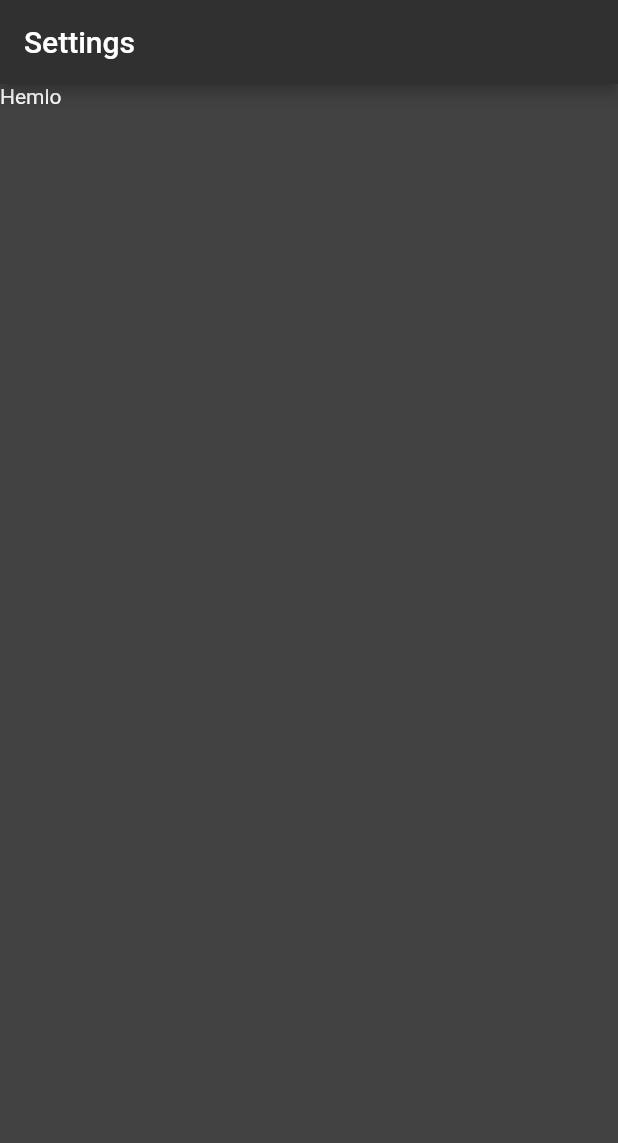
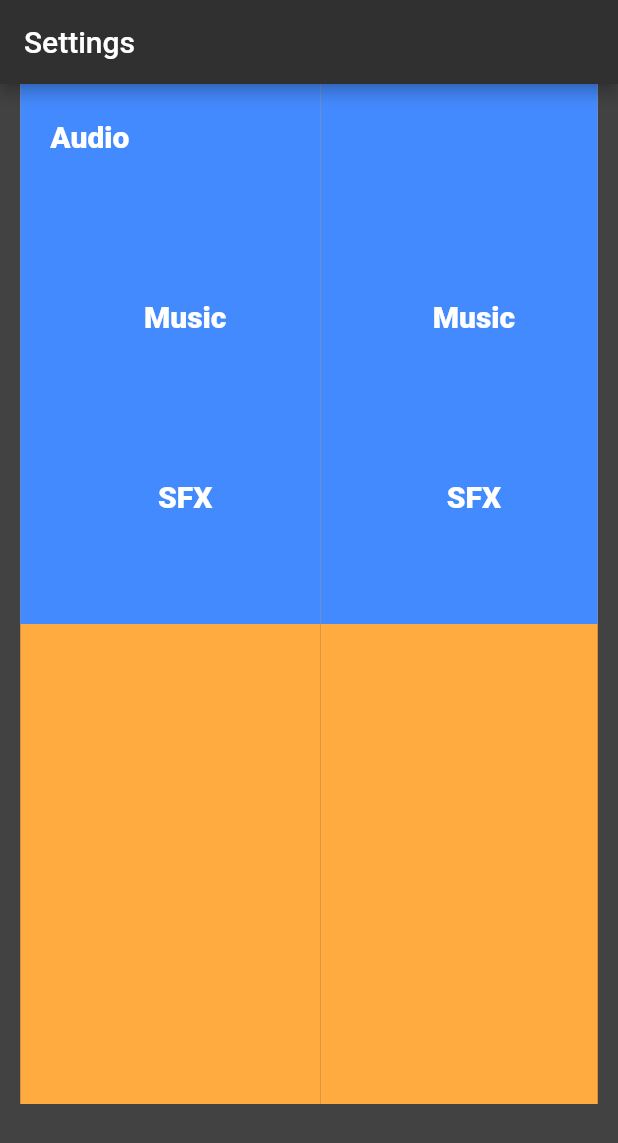
Before and after one commit to shaw1331/ticTacToe, a Flutter app: the Settings screen opened directly, on a phone screen of 412 x 824 dp. Shown: the top 1143 px of the screen. Run offline on Flutter 3.47's test engine with Material 2 defaults, Android fonts, the phone set to English and light mode, and no system bars; our stand-ins replace shared_preferences; accounts and stored records are empty.

Commit message:
Adding setting and stats file

```diff
--- a/lib/Settings.dart
+++ b/lib/Settings.dart
@@ -11,32 +11,149 @@ class Settings extends StatelessWidget {
         title: Text("Settings"),
       ),
       backgroundColor: Color(colBg),
-      body: Column(
-        mainAxisAlignment: MainAxisAlignment.start,
-        mainAxisSize: MainAxisSize.min,
+      body: Row(
+        mainAxisAlignment: MainAxisAlignment.center,
+        mainAxisSize: MainAxisSize.max,
         crossAxisAlignment: CrossAxisAlignment.center,
         children: <Widget>[
-          // Align(
+          Container(
+              // padding: const EdgeInsets.fromLTRB(10, 20, 10, 10),
+              color: Colors.orangeAccent,
+              width: 200.0,
+              height: 680.0,
+              child: Column(
+                crossAxisAlignment: CrossAxisAlignment.stretch,
+                children: <Widget>[
+                  Container(
+                      color: Colors.blueAccent,
+                      width: 200.0,
+                      height: 120.0,
+                      padding: EdgeInsets.fromLTRB(20, 0, 0, 50),
+                      child: Align(
+                        alignment: Alignment.centerLeft,
+                        child: Text(
+                          "Audio",
+                          style: TextStyle(
+                              fontSize: 20,
+                              color: Colors.white,
+                              fontWeight: FontWeight.w800),
+                        ),
+                      )),
+                  Container(
+                      color: Colors.blueAccent,
+                      width: 200.0,
+                      height: 120.0,
+                      padding: EdgeInsets.fromLTRB(20, 0, 0, 50),
+                      child: Align(
+                        alignment: Alignment.center,
+                        child: Text(
+                          "Music",
+                          style: TextStyle(
+                              fontSize: 20,
+                              color: Colors.white,
+                              fontWeight: FontWeight.w800),
+                        ),
+                      )),
+                  Container(
+                      color: Colors.blueAccent,
+                      width: 200.0,
+                      height: 120.0,
+                      padding: EdgeInsets.fromLTRB(20, 0, 0, 50),
+                      child: Align(
+                        alignment: Alignment.center,
+                        child: Text(
+                          "SFX",
+                          style: TextStyle(
+                              fontSize: 20,
+                              color: Colors.white,
+                              fontWeight: FontWeight.w800),
+                        ),
+                      )),
+                ],
+              )
+              //  Align(
+              //   alignment: Alignment.center,
+              //   child: Text(
+              //     "Audio",
+              //     style: TextStyle(
+              //         color: Colors.white,
+              //         fontSize: 20,
+              //         fontWeight: FontWeight.w800),
+              //   ),
+              // ),
+              ),
+          Container(
+            // padding: const EdgeInsets.fromLTRB(0, 60, 30, 10),
+            color: Colors.orangeAccent,
+            width: 185.0,
+            height: 680.0,
+            child: Column(
+              crossAxisAlignment: CrossAxisAlignment.stretch,
+              children: <Widget>[
+                Container(
+                    color: Colors.blueAccent,
+                    width: 200.0,
+                    height: 120.0,
+                    padding: EdgeInsets.fromLTRB(20, 0, 0, 50),
+                    child: Align(
+                      alignment: Alignment.centerLeft,
+                    )),
+                Container(
+                    color: Colors.blueAccent,
+                    width: 200.0,
+                    height: 120.0,
+                    padding: EdgeInsets.fromLTRB(20, 0, 0, 50),
+                    child: Align(
+                      alignment: Alignment.center,
+                      child: Text(
+                        "Music",
+                        style: TextStyle(
+                            fontSize: 20,
+                            color: Colors.white,
+                            fontWeight: FontWeight.w800),
+                      ),
+                    )),
+                Container(
+                    color: Colors.blueAccent,
+                    width: 200.0,
+                    height: 120.0,
+                    padding: EdgeInsets.fromLTRB(20, 0, 0, 50),
+                    child: Align(
+                      alignment: Alignment.center,
+                      child: Text(
+                        "SFX",
+                        style: TextStyle(
+                            fontSize: 20,
+                            color: Colors.white,
+                            fontWeight: FontWeight.w800),
+                      ),
+                    )),
+              ],
+              // child: Text(
+              //   "Tabs",
+              //   style: TextStyle(
+              //       color: Colors.white,
+              //       fontSize: 20,
+              //       fontWeight: FontWeight.w800),
+              // ),
+            ),
+          ),
+          // Container(
+          //   padding: const EdgeInsets.fromLTRB(100, 60, 60, 10),
+          //   color: Colors.orangeAccent,
+          //   width: 200.0,
+          //   height: 100.0,
+          //   child: Align(
           //     alignment: Alignment.topLeft,
-          //     child: Container(
-          //       padding: const EdgeInsets.fromLTRB(15, 10, 1, 10),
-          //       child: Text(
-          //         "Basics",
-          //         style: TextStyle(color: Colors.white, fontSize: 20),
-          //       ),
-          //       width: 200.0,
-          //       height: 80.0,
-          //     )),
-
-          Container(
-            child: Text(
-              "Hemlo",
-              style: TextStyle(color: Colors.white),
-            ),
-            padding: const EdgeInsets.all(0.0),
-            width: 80.0,
-            height: 80.0,
-          ),
+          //     child: Text(
+          //       "SFX",
+          //       style: TextStyle(
+          //           color: Colors.white,
+          //           fontSize: 20,
+          //           fontWeight: FontWeight.w800),
+          //     ),
+          //   ),
+          // ),
         ],
       ),
     );
--- a/lib/Stats.dart
+++ b/lib/Stats.dart
@@ -1,6 +1,7 @@
 import 'package:flutter/material.dart';
 import 'mainscreen.dart';
 import 'colors.dart';
+import 'variables.dart';
 
 class Stats extends StatelessWidget {
   @override
```
